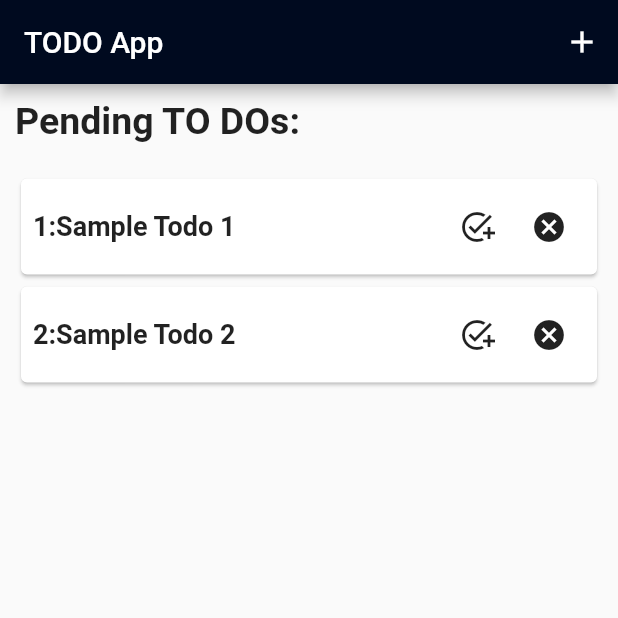
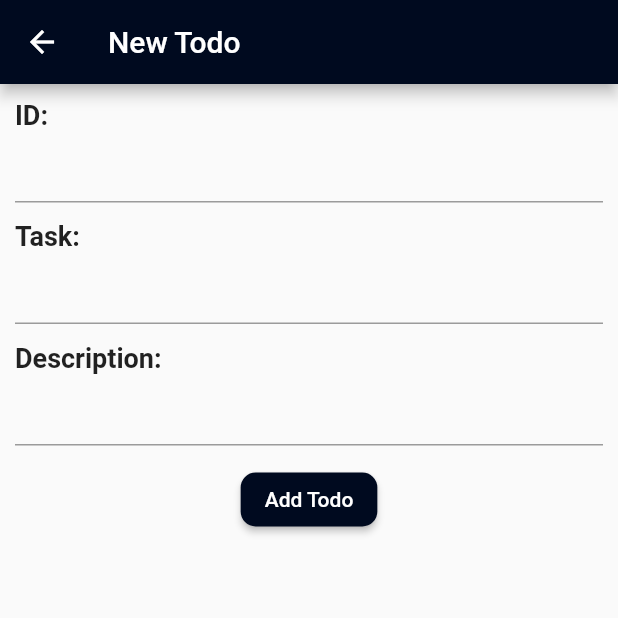
Before and after one commit to ElieBamunoba/Todo_app, a Flutter app: the screen it shows after launch, after a tap on the "add" icon, on a phone screen of 412 x 824 dp, the top half of it. Run offline on Flutter 3.47's test engine with Material 2 defaults, Android fonts, the phone set to English and light mode, and no system bars; our stand-ins replace bloc, equatable, flutter_bloc.

Commit message:
crud operation with bloc

```diff
--- /dev/null
+++ b/lib/blocs/todo/todos_bloc.dart
@@ -0,0 +1,46 @@
+import 'package:bloc/bloc.dart';
+import 'package:equatable/equatable.dart';
+
+import '../../models/todos_model.dart';
+
+part 'todos_event.dart';
+part 'todos_state.dart';
+
+class TodosBloc extends Bloc<TodosEvent, TodosState> {
+  TodosBloc() : super(TodosLoading()) {
+    on<LoadTodos>(_onLoadTodos);
+    on<AddTodo>(_onAddTodo);
+    on<UpdateTodo>(_onUpdateTodo);
+    on<DeleteTodo>(_onDeleteTodo);
+  }
+  void _onLoadTodos(LoadTodos event, Emitter<TodosState> emit) {
+    emit(TodosLoaded(todos: event.todos));
+  }
+
+  void _onAddTodo(AddTodo event, Emitter<TodosState> emit) {
+    final state = this.state;
+    if (state is TodosLoaded) {
+      emit(TodosLoaded(todos: List.from(state.todos)..add(event.todo)));
+    }
+  }
+
+  void _onUpdateTodo(UpdateTodo event, Emitter<TodosState> emit) {
+    final state = this.state;
+    if (state is TodosLoaded) {
+      List<Todo> todos = (state.todos.map((todo) {
+        return todo.id == event.todo.id ? event.todo : todo;
+      })).toList();
+      emit(TodosLoaded(todos: todos));
+    }
+  }
+
+  void _onDeleteTodo(DeleteTodo event, Emitter<TodosState> emit) {
+    final state = this.state;
+    if (state is TodosLoaded) {
+      List<Todo> todos = state.todos.where((todo) {
+        return todo.id != event.todo.id;
+      }).toList();
+      emit(TodosLoaded(todos: todos));
+    }
+  }
+}
--- /dev/null
+++ b/lib/blocs/todo/todos_event.dart
@@ -0,0 +1,36 @@
+part of 'todos_bloc.dart';
+
+abstract class TodosEvent extends Equatable {
+  const TodosEvent();
+
+  @override
+  List<Object> get props => [];
+}
+
+class LoadTodos extends TodosEvent {
+  final List<Todo> todos;
+  const LoadTodos({this.todos = const <Todo>[]});
+  @override
+  List<Object> get props => [todos];
+}
+
+class AddTodo extends TodosEvent {
+  final Todo todo;
+  const AddTodo({required this.todo});
+  @override
+  List<Object> get props => [todo];
+}
+
+class UpdateTodo extends TodosEvent {
+  final Todo todo;
+  const UpdateTodo({required this.todo});
+  @override
+  List<Object> get props => [todo];
+}
+
+class DeleteTodo extends TodosEvent {
+  final Todo todo;
+  const DeleteTodo({required this.todo});
+  @override
+  List<Object> get props => [todo];
+}
--- /dev/null
+++ b/lib/blocs/todo/todos_state.dart
@@ -0,0 +1,20 @@
+part of 'todos_bloc.dart';
+
+abstract class TodosState extends Equatable {
+  const TodosState();
+
+  @override
+  List<Object> get props => [];
+}
+
+class TodosLoading extends TodosState {}
+
+class TodosLoaded extends TodosState {
+  final List<Todo> todos;
+  const TodosLoaded({
+    this.todos = const <Todo>[],
+  });
+
+  @override
+  List<Object> get props => [todos];
+}
--- a/lib/main.dart
+++ b/lib/main.dart
@@ -1,5 +1,8 @@
 import 'package:flutter/material.dart';
-import 'package:todo_app/presentation/screens/todos/todos_screen.dart';
+
+import 'package:flutter_bloc/flutter_bloc.dart';
+import 'package:todo_app/blocs/todo/todos_bloc.dart';
+import '../../presentation/routes/routes.dart' as route;
 
 void main() {
   runApp(const MyApp());
@@ -11,7 +14,13 @@ class MyApp extends StatelessWidget {
   // This widget is the root of your application.
   @override
   Widget build(BuildContext context) {
-    return MaterialApp(
+    return MultiBlocProvider(
+      providers: [
+        BlocProvider(
+          create: (context) => TodosBloc()..add(LoadTodos()),
+        ),
+      ],
+      child: MaterialApp(
         title: 'TODO App',
         theme: ThemeData(
             primaryColor: const Color(0xff000a1f),
@@ -19,7 +28,9 @@ class MyApp extends StatelessWidget {
             appBarTheme: const AppBarTheme(
               color: Color(0xff000a1f),
             )),
-      home: const TodosScreen(title: 'TODO App'),
+        onGenerateRoute: route.onGenerateRoute,
+        initialRoute: route.todosScreen,
+      ),
     );
   }
 }
--- /dev/null
+++ b/lib/presentation/routes/routes.dart
@@ -0,0 +1,24 @@
+//Routes Names
+import 'package:flutter/material.dart';
+
+import '../screens/todos/todos_screen.dart';
+import '../screens/add_todo/add_todo_screen.dart';
+
+const String todosScreen = 'Todos';
+const String addTodoScreen = 'AddTodo';
+
+Route onGenerateRoute(RouteSettings routeSettings) {
+  switch (routeSettings.name) {
+    case todosScreen:
+      return MaterialPageRoute(
+          builder: (_) => const TodosScreen(title: 'TODO App'));
+    case addTodoScreen:
+      return MaterialPageRoute(
+        builder: (_) => const AddTodoScreen(
+          title: 'New Todo',
+        ),
+      );
+    default:
+      throw ('This route name does not exist');
+  }
+}
--- a/lib/presentation/screens/add_todo/add_todo_screen.dart
+++ b/lib/presentation/screens/add_todo/add_todo_screen.dart
@@ -0,0 +1,66 @@
+import 'package:flutter/material.dart';
+import 'package:flutter_bloc/flutter_bloc.dart';
+import 'package:todo_app/presentation/widgets/text_field.dart';
+
+import '../../../blocs/todo/todos_bloc.dart';
+import '../../../models/todos_model.dart';
+import '../../widgets/todo_card.dart';
+
+class AddTodoScreen extends StatelessWidget {
+  const AddTodoScreen({super.key, required this.title});
+
+  final String title;
+
+  @override
+  Widget build(BuildContext context) {
+    TextEditingController controllerId = TextEditingController();
+    TextEditingController controllerTask = TextEditingController();
+    TextEditingController controllerDescription = TextEditingController();
+    return Scaffold(
+      appBar: AppBar(
+        title: Text(title),
+      ),
+      body: BlocListener<TodosBloc, TodosState>(
+        listener: (context, state) {
+          if (state is TodosLoaded) {
+            ScaffoldMessenger.of(context).showSnackBar(
+              const SnackBar(content: Text('To Do added')),
+            );
+          }
+        },
+        child: Container(
+          margin: const EdgeInsets.all(10),
+          child: Column(
+            mainAxisAlignment: MainAxisAlignment.start,
+            crossAxisAlignment: CrossAxisAlignment.center,
+            children: <Widget>[
+              TodoTextField(label: 'ID', controller: controllerId),
+              TodoTextField(label: 'Task', controller: controllerTask),
+              TodoTextField(
+                  label: 'Description', controller: controllerDescription),
+              ElevatedButton(
+                onPressed: () {
+                  var todo = Todo(
+                    id: controllerId.value.text,
+                    task: controllerTask.value.text,
+                    description: controllerDescription.value.text,
+                  );
+                  context.read<TodosBloc>().add(AddTodo(todo: todo));
+                  Navigator.pop(context);
+                },
+                style: ElevatedButton.styleFrom(
+                    backgroundColor: Theme.of(context).primaryColor,
+                    shape: RoundedRectangleBorder(
+                        borderRadius: BorderRadius.circular(10))),
+                child: const Text(
+                  'Add Todo',
+                ),
+              )
+            ],
+          ),
+        ),
+      ),
+      // This trailing comma makes auto-formatting nicer for build methods.
+    );
+  }
+}
--- a/lib/presentation/screens/todos/todos_screen.dart
+++ b/lib/presentation/screens/todos/todos_screen.dart
@@ -1,6 +1,8 @@
 import 'package:flutter/material.dart';
+import 'package:flutter_bloc/flutter_bloc.dart';
 
-import '../../../models/todos_model.dart';
+import '/presentation/routes/routes.dart' as route;
+import '../../../blocs/todo/todos_bloc.dart';
 import '../../widgets/todo_card.dart';
 
 class TodosScreen extends StatelessWidget {
@@ -15,19 +17,24 @@ class TodosScreen extends StatelessWidget {
         title: Text(title),
         actions: [
           IconButton(
-            onPressed: () {},
+            onPressed: () => Navigator.pushNamed(context, route.addTodoScreen),
             icon: const Icon(Icons.add),
           )
         ],
       ),
-      body: Container(
+      body: BlocBuilder<TodosBloc, TodosState>(
+        builder: (context, state) {
+          if (state is TodosLoading) {
+            return const CircularProgressIndicator();
+          } else if (state is TodosLoaded) {
+            return Container(
               margin: const EdgeInsets.all(10),
               child: Column(
                 mainAxisAlignment: MainAxisAlignment.start,
                 crossAxisAlignment: CrossAxisAlignment.start,
                 children: <Widget>[
                   const Text(
-              'Pending TO DOs:',
+                    'Pending TO D0s:',
                     style: TextStyle(
                       fontSize: 25,
                       fontWeight: FontWeight.bold,
@@ -38,14 +45,26 @@ class TodosScreen extends StatelessWidget {
                   ),
                   ListView.builder(
                       shrinkWrap: true,
-                itemCount: Todo.todos.length,
+                      itemCount: state.todos.length,
                       itemBuilder: (BuildContext context, int index) {
                         return TodoCard(
-                    todo: Todo.todos[index],
+                          context: context,
+                          todo: state.todos[index],
                         );
                       })
                 ],
               ),
+            );
+          } else {
+            return const Text(
+              'Something went wrong ',
+              style: TextStyle(
+                fontSize: 18,
+                color: Colors.red,
+              ),
+            );
+          }
+        },
       ),
       // This trailing comma makes auto-formatting nicer for build methods.
     );
--- /dev/null
+++ b/lib/presentation/widgets/text_field.dart
@@ -0,0 +1,35 @@
+import 'package:flutter/material.dart';
+
+class TodoTextField extends StatelessWidget {
+  final String label;
+  final TextEditingController controller;
+  const TodoTextField(
+      {super.key, required this.label, required this.controller});
+
+  @override
+  Widget build(BuildContext context) {
+    return Column(
+      crossAxisAlignment: CrossAxisAlignment.start,
+      children: [
+        Text(
+          '$label: ',
+          style: const TextStyle(
+            fontSize: 18,
+            fontWeight: FontWeight.bold,
+          ),
+        ),
+        Container(
+          height: 50,
+          margin: const EdgeInsets.only(
+            bottom: 10,
+          ),
+          child: TextFormField(
+            keyboardType:
+                label == 'ID' ? TextInputType.number : TextInputType.text,
+            controller: controller,
+          ),
+        )
+      ],
+    );
+  }
+}
--- a/lib/presentation/widgets/todo_card.dart
+++ b/lib/presentation/widgets/todo_card.dart
@@ -1,16 +1,20 @@
 import 'package:flutter/material.dart';
+import 'package:flutter_bloc/flutter_bloc.dart';
+import 'package:todo_app/blocs/todo/todos_bloc.dart';
 
 import '../../models/todos_model.dart';
 
 class TodoCard extends StatelessWidget {
   final Todo todo;
+  final BuildContext context;
   const TodoCard({
     super.key,
+    required this.context,
     required this.todo,
   });
 
   @override
-  Widget build(BuildContext context) {
+  Widget build(context) {
     return Card(
       child: Padding(
         padding: const EdgeInsets.all(8),
@@ -18,7 +22,7 @@ class TodoCard extends StatelessWidget {
           mainAxisAlignment: MainAxisAlignment.spaceBetween,
           children: [
             Text(
-              '${todo.id}:${todo.task}',
+              '#${todo.id}: ${todo.task}',
               style: const TextStyle(
                 fontSize: 18,
                 fontWeight: FontWeight.bold,
@@ -27,12 +31,18 @@ class TodoCard extends StatelessWidget {
             Row(
               children: [
                 IconButton(
-                  onPressed: () {},
-                  icon: Icon(Icons.add_task),
+                  onPressed: () {
+                    context.read<TodosBloc>().add(
+                          UpdateTodo(todo: todo.copyWith(isCompleted: true)),
+                        );
+                  },
+                  icon: const Icon(Icons.add_task),
                 ),
                 IconButton(
-                  onPressed: () {},
-                  icon: Icon(Icons.cancel),
+                  onPressed: () {
+                    context.read<TodosBloc>().add(DeleteTodo(todo: todo));
+                  },
+                  icon: const Icon(Icons.cancel),
                 ),
               ],
             )
--- a/pubspec.yaml
+++ b/pubspec.yaml
@@ -38,6 +38,7 @@ dependencies:
   cupertino_icons: ^1.0.2
   bloc: ^8.1.0
   equatable: ^2.0.5
+  flutter_bloc: ^8.1.1
 
 dev_dependencies:
   flutter_test:
```
Also changed, not shown: lib/blocs/bloc.dart (added), pubspec.lock. Lines whose indentation alone changed are shown as unchanged.
